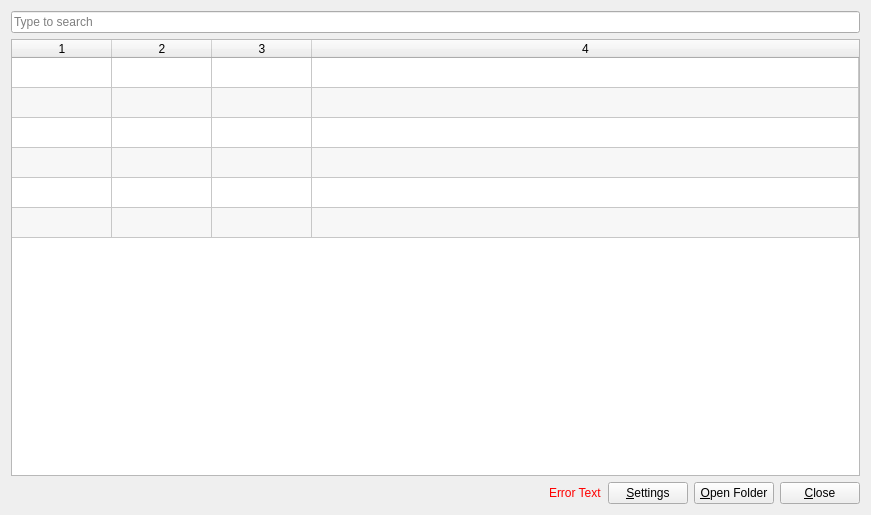
First picture: the form in mainwindow.ui, repository andrewrk/ruff, before the edit.
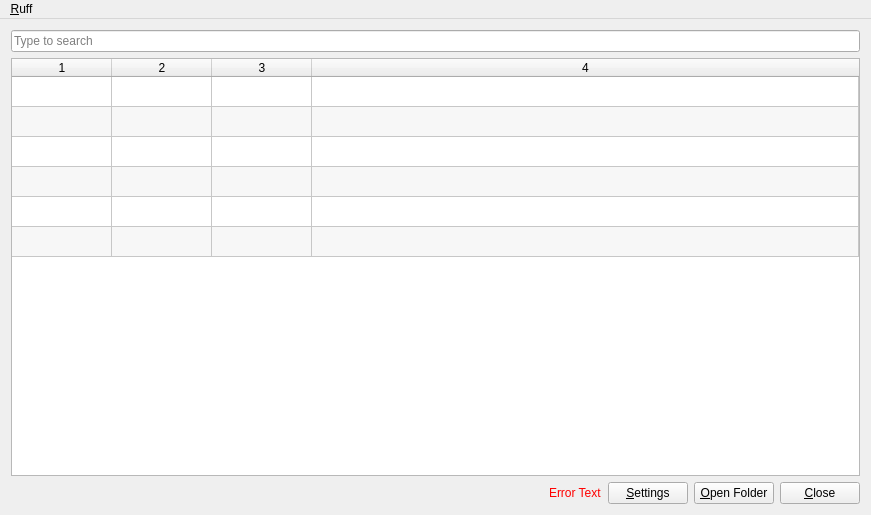
Second picture: the form after the edit. Icons and pictures are not drawn.

Commit message: ctrl+f shortcut key

Diff of the .ui file:
```diff
--- a/mainwindow.ui
+++ b/mainwindow.ui
@@ -135,6 +135,31 @@
     </item>
    </layout>
   </widget>
+  <widget class="QMenuBar" name="menuBar">
+   <property name="geometry">
+    <rect>
+     <x>0</x>
+     <y>0</y>
+     <width>871</width>
+     <height>25</height>
+    </rect>
+   </property>
+   <widget class="QMenu" name="menuRuff">
+    <property name="title">
+     <string>&amp;Ruff</string>
+    </property>
+    <addaction name="actionFocusFind"/>
+   </widget>
+   <addaction name="menuRuff"/>
+  </widget>
+  <action name="actionFocusFind">
+   <property name="text">
+    <string>Focus Find Box</string>
+   </property>
+   <property name="shortcut">
+    <string>Ctrl+F</string>
+   </property>
+  </action>
  </widget>
  <layoutdefault spacing="6" margin="11"/>
  <resources>
```
Left out of the diff: 3 changed lines with no effect on the pictures. The commit also changes 2 other files.
